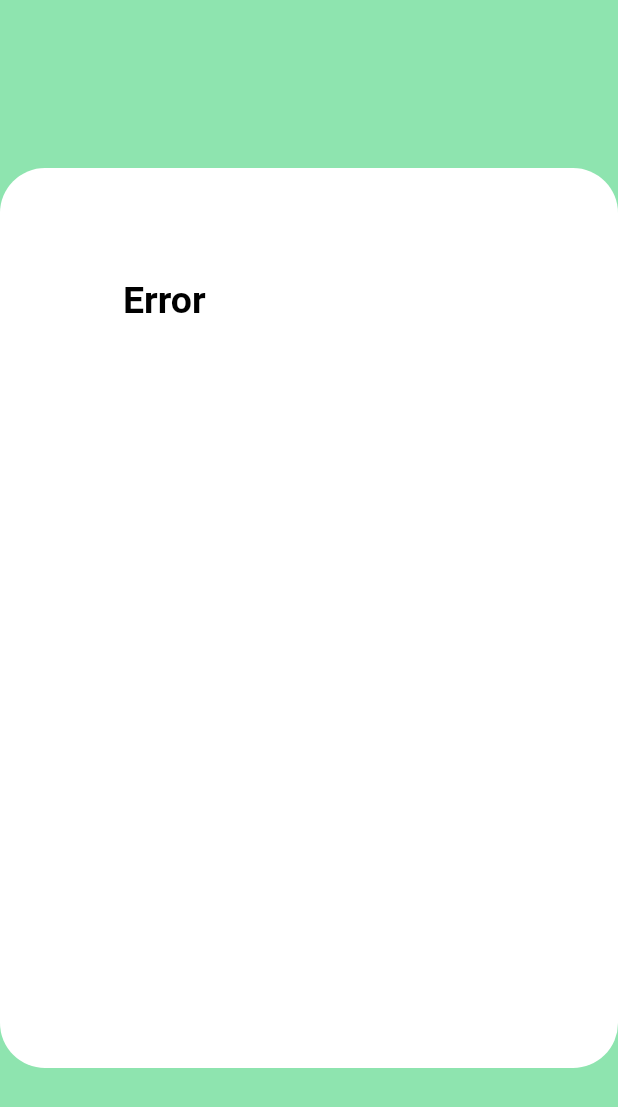
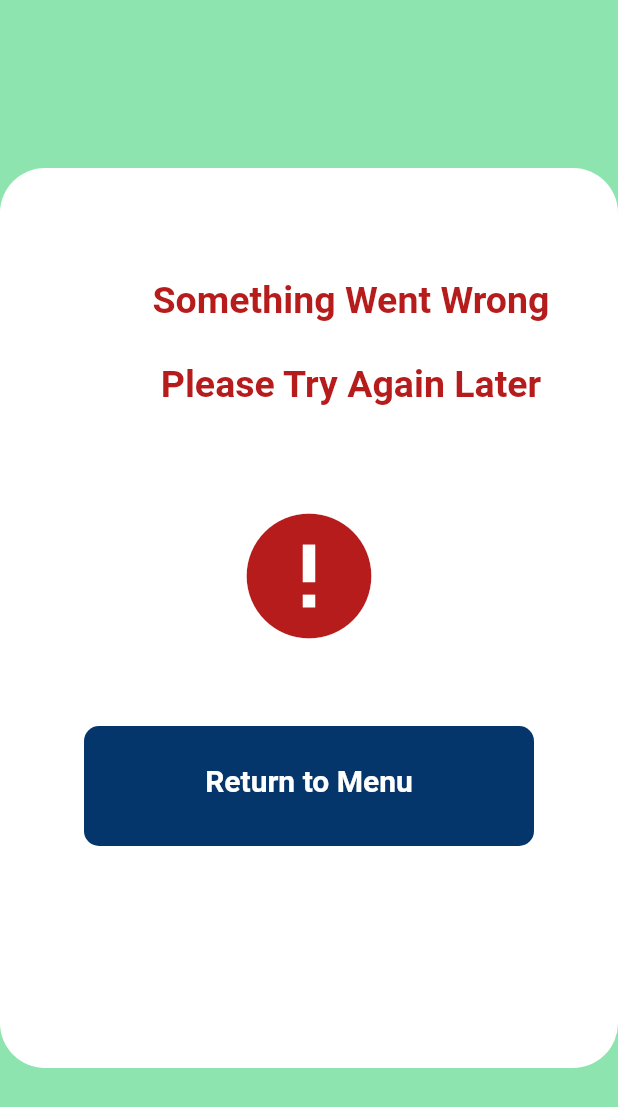
Before and after one commit to Tarzerk/threat-model, a Flutter app: the ErrorScreen screen opened directly, on a phone screen of 412 x 824 dp. Shown: the top 1107 px of the screen. Run offline on Flutter 3.47's test engine with Material 2 defaults, Android fonts, the light colour scheme and no system bars.

Commit message:
Update error.dart

```diff
--- a/lib/Screens.dart/error.dart
+++ b/lib/Screens.dart/error.dart
@@ -1,11 +1,10 @@
 import 'package:flutter/material.dart';
+import 'package:threat_model/Screens.dart/actionMenu.dart';
 
 class ErrorScreen extends StatefulWidget {
   @override
   _ErrorScreenState createState() => _ErrorScreenState();
 }
-
-// IN PROGRESS: This will be used when the user gets an error
 
 class _ErrorScreenState extends State<ErrorScreen> {
   @override
@@ -27,18 +26,99 @@ class _ErrorScreenState extends State<ErrorScreen> {
             children: <Widget>[
               SizedBox(height: 50),
               AppBar(
-                title: Text(
-                  'Error',
-                  style: TextStyle(
-                      color: Colors.black,
-                      fontWeight: FontWeight.bold,
-                      fontSize: 25),
+                title: Align(
+                  alignment: Alignment.center,
+                  child: Text(
+                    'Something Went Wrong',
+                    style: TextStyle(
+                        color: Colors.red[900],
+                        fontWeight: FontWeight.bold,
+                        fontSize: 25),
+                  ),
                 ),
                 elevation: 0,
                 backgroundColor: Colors.white,
               ),
+              // SizedBox(
+              //   height: 50,
+              // ),
+
+              AppBar(
+                title: Align(
+                  alignment: Alignment.center,
+                  child: Text(
+                    // *** contact IT support doesn't fit in one box
+                    'Please Try Again Later',
+                    style: TextStyle(
+                        color: Colors.red[900],
+                        fontWeight: FontWeight.bold,
+                        fontSize: 25),
+                  ),
+                ),
+                elevation: 0,
+                backgroundColor: Colors.white,
+              ),
+              // AppBar(
+              //   title: Align(
+              //     alignment: Alignment.center,
+              //     child: Text(
+              //       'Contact IT at utdthreatmodel@gmail.com',
+              //       style: TextStyle(
+              //           color: Colors.red[900],
+              //           fontWeight: FontWeight.bold,
+              //           fontSize: 25),
+              //     ),
+              //   ),
+              //   elevation: 0,
+              //   backgroundColor: Colors.white,
+              // ),
+
               SizedBox(
                 height: 50,
+              ),
+              Icon(
+                Icons.error,
+                size: 100,
+                color: Colors.red[900],
+              ),
+              SizedBox(
+                height: 50,
+              ),
+              InkWell(
+                onTap: () {
+                  // change destination***
+                  Navigator.push(context,
+                      MaterialPageRoute(builder: (context) => ActionMenu()));
+                },
+                // software button
+                child: Container(
+                    // affects box size
+                    width: 300,
+                    height: 80,
+                    padding: EdgeInsets.all(25),
+                    //padding: EdgeInsets.fromLTRB(50.0, 10.0, 50.0, 10.0),
+                    decoration: BoxDecoration(
+                        color: Color(0xff05366B),
+                        borderRadius: BorderRadius.all(Radius.circular(10))),
+                    //changed to row
+                    child: Row(
+                        mainAxisAlignment: MainAxisAlignment.center,
+                        children: [
+                          SizedBox(
+                            height: 50,
+                          ),
+                          SizedBox(
+                            height: 80,
+                            width: 150,
+                            child: Text('Return to Menu',
+                                textAlign: TextAlign.center,
+                                style: TextStyle(
+                                  fontWeight: FontWeight.bold,
+                                  color: Colors.white,
+                                  fontSize: 20,
+                                )),
+                          ),
+                        ])),
               ),
             ],
           ),
```
